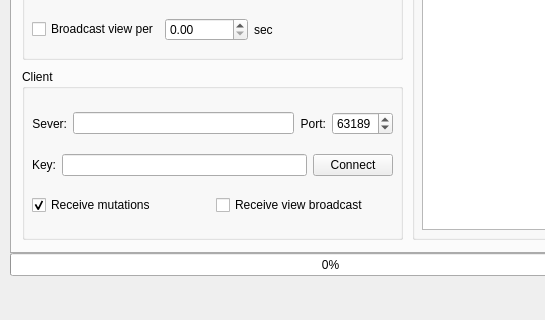
Before: the Qt Designer form REvoDesign/UI/REvoDesign-PyMOL.ui in YaoYinYing/REvoDesign, drawn with Qt 5; both pictures show x 0 to 545 and y 236 to 556 of the 660 by 556 pixel window.
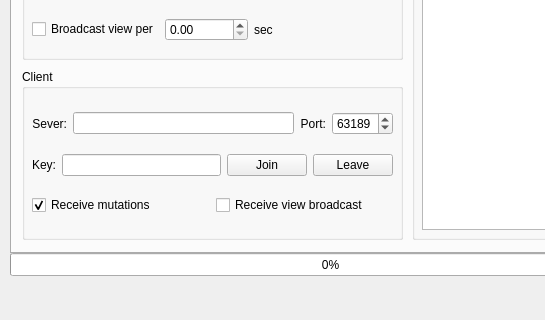
After: the same form once the commit is applied. The open tabs and pages were chosen to show the change.

Patch:
```diff
--- a/REvoDesign/UI/REvoDesign-PyMOL.ui
+++ b/REvoDesign/UI/REvoDesign-PyMOL.ui
@@ -3978,7 +3978,17 @@
              <string>Submit the selected molecule and chain.</string>
             </property>
             <property name="text">
-             <string>Connect</string>
+             <string>Join</string>
+            </property>
+           </widget>
+          </item>
+          <item>
+           <widget class="QPushButton" name="pushButton_ws_disconnect_from_server">
+            <property name="statusTip">
+             <string>Submit the selected molecule and chain.</string>
+            </property>
+            <property name="text">
+             <string>Leave</string>
             </property>
            </widget>
           </item>
```
